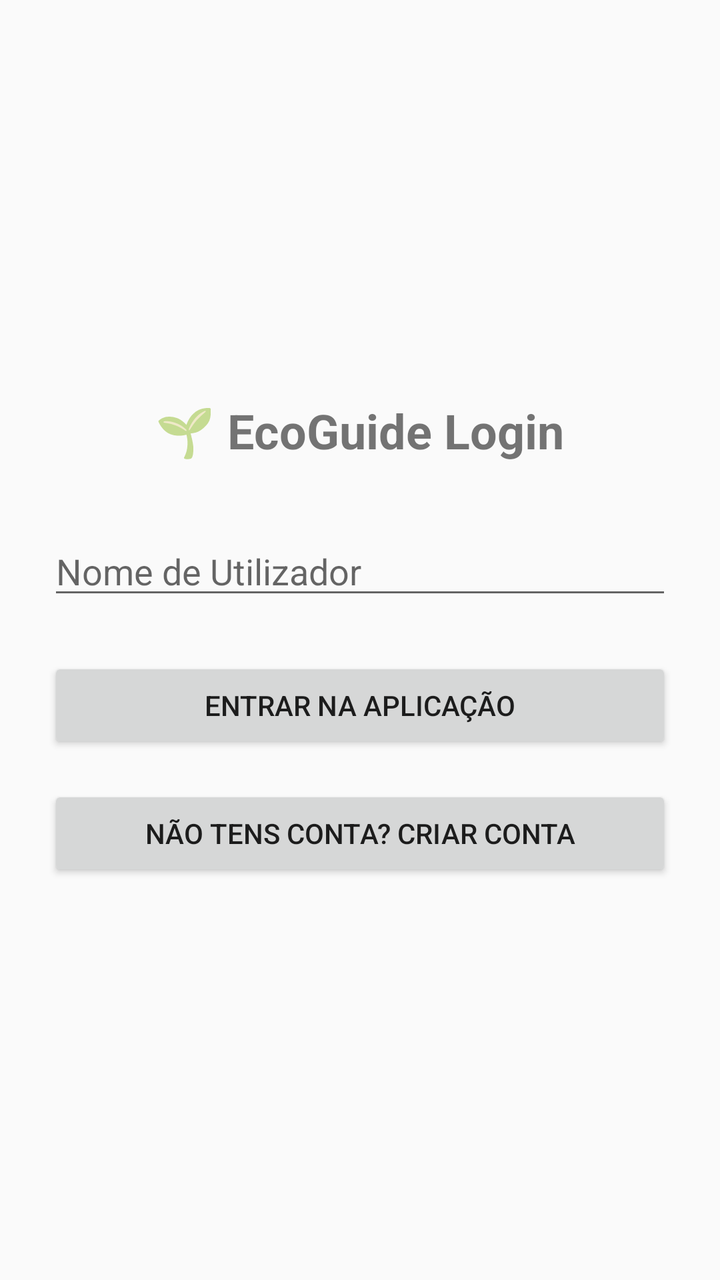
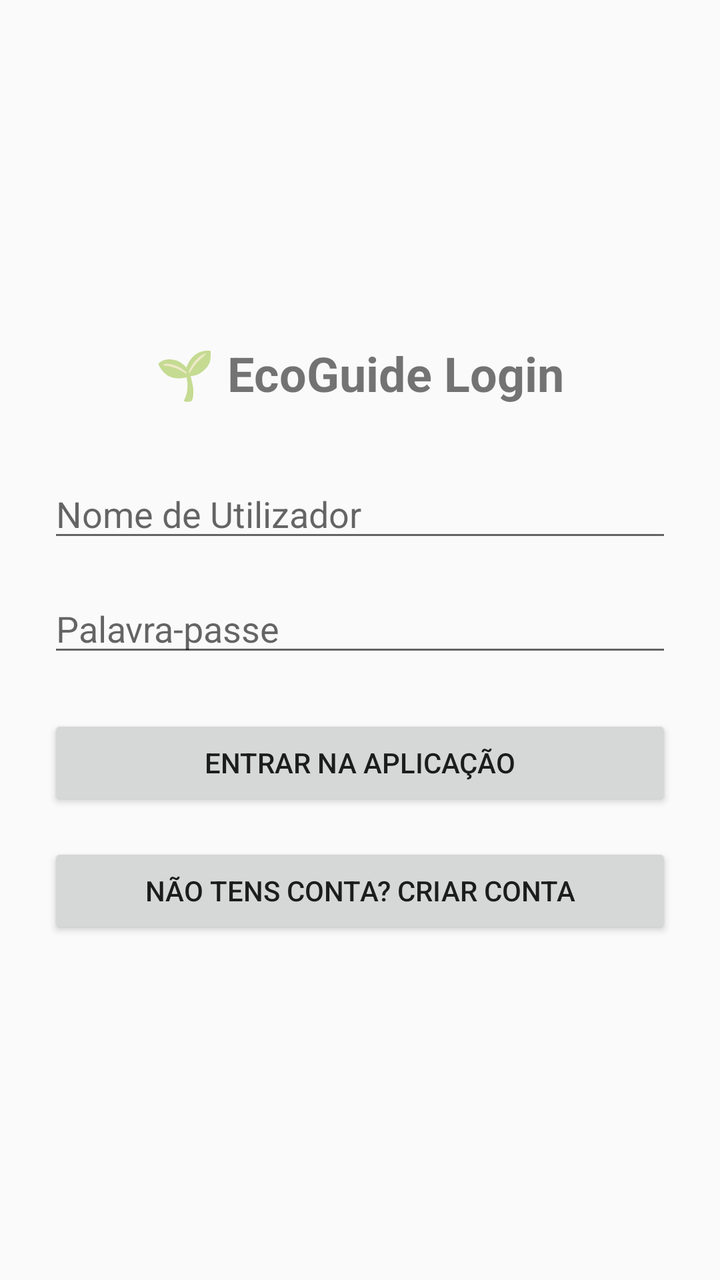

The first picture is an Android layout as it rendered before a commit; the second is the same layout after the commit. The layout source and the unified diff follow.
<!-- AndroidManifest.xml: application theme Theme.AppCompat.Light.DarkActionBar -->
<!-- res/layout/activity_login.xml -->
<?xml version="1.0" encoding="utf-8"?>
<LinearLayout xmlns:android="http://schemas.android.com/apk/res/android"
              android:layout_width="match_parent"
              android:layout_height="match_parent"
              android:orientation="vertical"
              android:padding="24dp"
              android:gravity="center">

    <TextView
            android:layout_width="wrap_content"
            android:layout_height="wrap_content"
            android:text="🌱 EcoGuide Login"
            android:textSize="24sp"
            android:textStyle="bold"
            android:layout_marginBottom="32dp"/>

    <EditText
            android:id="@+id/etUsername"
            android:layout_width="match_parent"
            android:layout_height="wrap_content"
            android:hint="Nome de Utilizador"
            android:inputType="textPersonName"
            android:layout_marginBottom="24dp"/>

    <Button
            android:id="@+id/btnLogin"
            android:layout_width="match_parent"
            android:layout_height="wrap_content"
            android:text="Entrar na Aplicação"
            android:layout_marginBottom="16dp"/>

    <Button
            android:id="@+id/btnGoToRegister"
            android:layout_width="match_parent"
            android:layout_height="wrap_content"
            style="?android:attr/buttonStyleSmall"
            android:text="Não tens conta? Criar conta"/>

</LinearLayout>
<!-- resources referenced by this layout -->
<resources>

</resources>

<!-- the commit's change to res/layout/activity_login.xml (unified diff, before → after) -->
@@ -20,6 +20,14 @@
             android:layout_height="wrap_content"
             android:hint="Nome de Utilizador"
             android:inputType="textPersonName"
+            android:layout_marginBottom="16dp"/>
+
+    <EditText
+            android:id="@+id/etPassword"
+            android:layout_width="match_parent"
+            android:layout_height="wrap_content"
+            android:hint="Palavra-passe"
+            android:inputType="textPassword"
             android:layout_marginBottom="24dp"/>
 
     <Button
